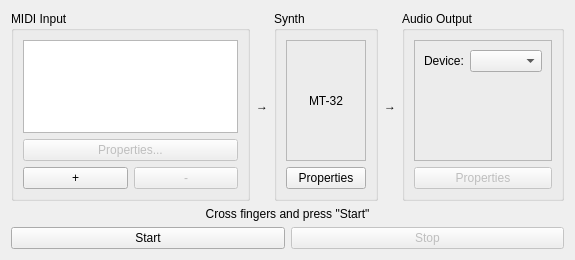
Qt form mt32emu_qt/src/SynthWidget.ui (munt/munt) before a commit.
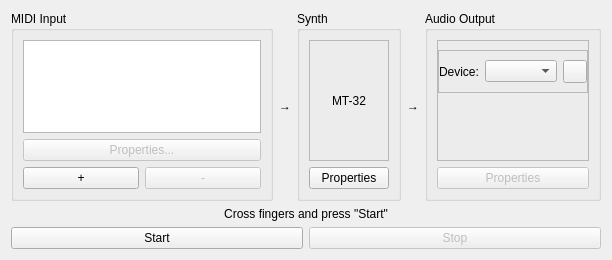
The same form after that commit. Icons and pictures are not drawn.

Commit message: Added small button to refresh audio device list

Patch:
```diff
--- a/mt32emu_qt/src/SynthWidget.ui
+++ b/mt32emu_qt/src/SynthWidget.ui
@@ -6,7 +6,7 @@
    <rect>
     <x>0</x>
     <y>0</y>
-    <width>575</width>
+    <width>612</width>
     <height>260</height>
    </rect>
   </property>
@@ -118,27 +118,68 @@
        </property>
        <layout class="QVBoxLayout" name="verticalLayout_4">
         <item>
-         <widget class="QFrame" name="frame_2">
+         <widget class="QFrame" name="frame_3">
           <property name="frameShape">
            <enum>QFrame::StyledPanel</enum>
           </property>
           <property name="frameShadow">
            <enum>QFrame::Raised</enum>
           </property>
-          <layout class="QVBoxLayout" name="verticalLayout_6">
-           <item>
             <layout class="QFormLayout" name="formLayout">
-             <item row="0" column="0">
+           <property name="leftMargin">
+            <number>0</number>
+           </property>
+           <property name="rightMargin">
+            <number>0</number>
+           </property>
+           <item row="0" column="0" colspan="2">
+            <widget class="QFrame" name="frame_2">
+             <property name="minimumSize">
+              <size>
+               <width>0</width>
+               <height>0</height>
+              </size>
+             </property>
+             <property name="frameShape">
+              <enum>QFrame::StyledPanel</enum>
+             </property>
+             <property name="frameShadow">
+              <enum>QFrame::Raised</enum>
+             </property>
+             <layout class="QHBoxLayout" name="horizontalLayout_4">
+              <property name="leftMargin">
+               <number>0</number>
+              </property>
+              <property name="rightMargin">
+               <number>0</number>
+              </property>
+              <item>
+               <layout class="QHBoxLayout" name="horizontalLayout_5">
+                <item>
               <widget class="QLabel" name="label_5">
                <property name="text">
                 <string>Device:</string>
                </property>
               </widget>
              </item>
-             <item row="0" column="1">
+                <item>
               <widget class="QComboBox" name="audioDeviceComboBox"/>
              </item>
-            </layout>
+                <item>
+                 <widget class="QToolButton" name="refreshButton">
+                  <property name="toolTip">
+                   <string>Refresh device list</string>
+                  </property>
+                  <property name="icon">
+                   <iconset resource="Pic.qrc">
+                    <normaloff>:/Pic/Refresh.bmp</normaloff>:/Pic/Refresh.bmp</iconset>
+                  </property>
+                 </widget>
+                </item>
+               </layout>
+              </item>
+             </layout>
+            </widget>
            </item>
           </layout>
          </widget>
```
Left out of the diff: 16 changed lines with no effect on the pictures. Lines whose indentation alone changed are shown as unchanged. The commit also changes 4 other files.
